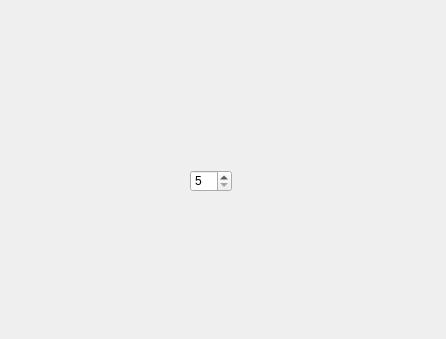
This is main_form.ui in rutraq/lardi-trans as Qt 5 draws it before an edit. The edited form follows.
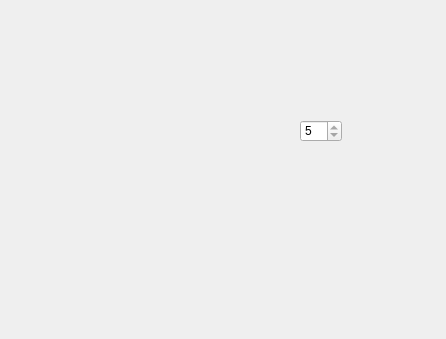
This is the edited form.

Commit message: Parsing xml

What changed in the file:
```diff
--- a/main_form.ui
+++ b/main_form.ui
@@ -16,12 +16,15 @@
   <widget class="QSpinBox" name="spinBox">
    <property name="geometry">
     <rect>
-     <x>190</x>
-     <y>170</y>
+     <x>300</x>
+     <y>120</y>
      <width>42</width>
      <height>22</height>
     </rect>
    </property>
+   <property name="readOnly">
+    <bool>true</bool>
+   </property>
    <property name="minimum">
     <number>5</number>
    </property>
```
The commit also changes 2 other files.
